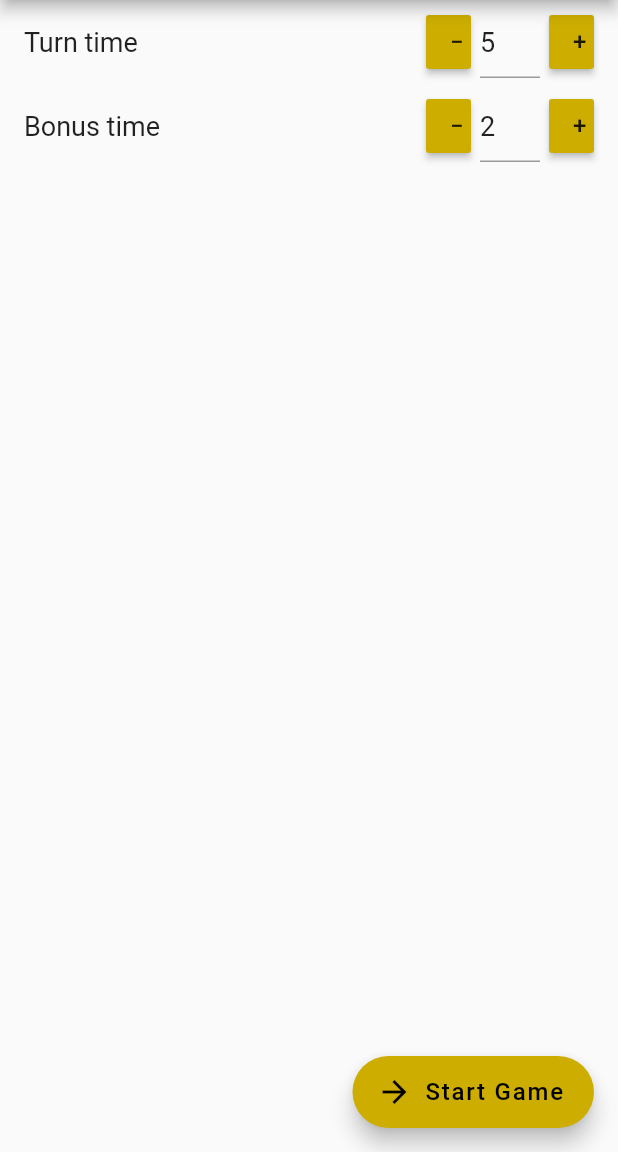
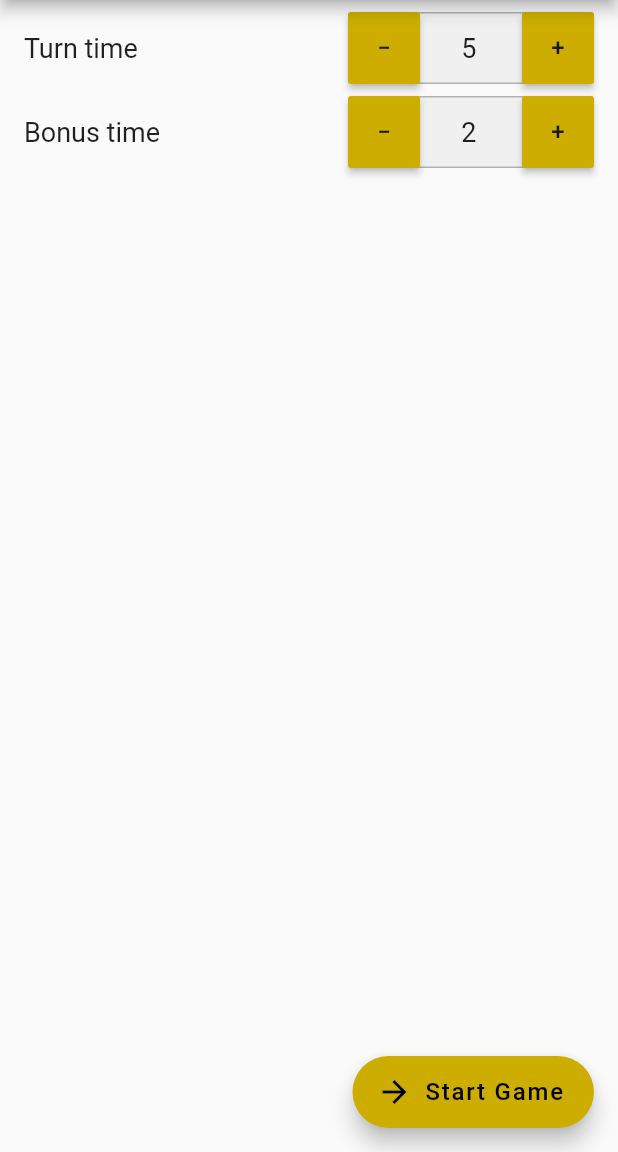
Before and after one commit to amatveiakin/hat-game, a Flutter app: the ConfigView screen opened directly, tab 3 chosen, on a phone screen of 412 x 824 dp, the part 84-1236 px from its top. Run offline on Flutter 3.47's test engine with Material 2 defaults, Android fonts, the phone set to English and light mode, and no system bars; our stand-ins replace outline_material_icons; missing offline and left inert: russian_words.

Commit message:
Prettify NumericField.

```diff
--- a/lib/numeric_field.dart
+++ b/lib/numeric_field.dart
@@ -32,18 +32,25 @@ class NumericField extends StatelessWidget {
 
   @override
   Widget build(BuildContext context) {
-    const double buttonWidth = 30;
-    const double textFieldWidth = 40;
-    const double padding = 6;
-    // TODO: Center text on +/- buttons.
-    // TODO: Select on focus.
-    return Row(
+    const double buttonWidth = 48;
+    const double textFieldWidth = 68;
+    // TODO: Select all on focus.
+    return DecoratedBox(
+      decoration: ShapeDecoration(
+        shape: RoundedRectangleBorder(
+          side: BorderSide(color: Colors.black26),
+          borderRadius: BorderRadius.circular(3.0),
+        ),
+      ),
+      child: IntrinsicHeight(
+        child: Row(
+          crossAxisAlignment: CrossAxisAlignment.stretch,
           children: [
             SizedBox(
               width: buttonWidth,
               child: RaisedButton(
                 child: Text(
-              '−', // note: this is a minus sign (U+2212)
+                  '−', // minus sign (U+2212)
                   textAlign: TextAlign.center,
                 ),
                 color: MyTheme.accent,
@@ -51,18 +58,15 @@ class NumericField extends StatelessWidget {
               ),
             ),
             SizedBox(
-          width: padding,
-        ),
-        SizedBox(
               width: textFieldWidth,
               child: TextField(
                 controller: controller,
+                decoration:
+                    InputDecoration(filled: true, border: InputBorder.none),
+                textAlign: TextAlign.center,
                 keyboardType: TextInputType.number,
                 inputFormatters: [WhitelistingTextInputFormatter.digitsOnly],
               ),
-        ),
-        SizedBox(
-          width: padding,
             ),
             SizedBox(
               width: buttonWidth,
@@ -76,6 +80,8 @@ class NumericField extends StatelessWidget {
               ),
             ),
           ],
+        ),
+      ),
     );
   }
 }
--- a/lib/rules_config_view.dart
+++ b/lib/rules_config_view.dart
@@ -78,6 +78,7 @@ class RulesConfigViewState extends State<RulesConfigView> {
   Widget build(BuildContext context) {
     return ListView(
       children: [
+        SizedBox(height: 4),
         ListTile(
           title: Row(
             children: [
```
Lines whose indentation alone changed are shown as unchanged.
